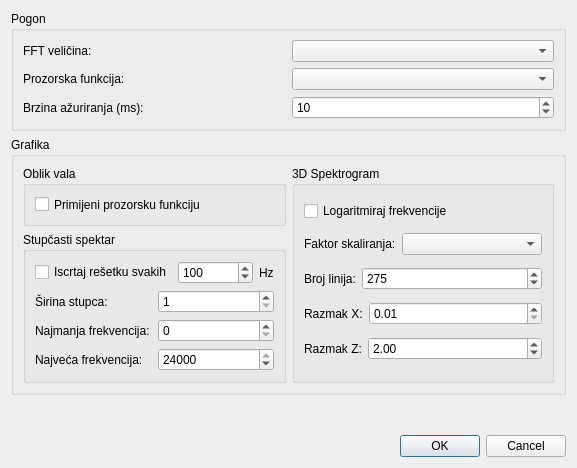
First picture: the form in Software/audio-visualizer/settingsdialog.ui, repository mkovac700/diplomski-rad, before the edit.
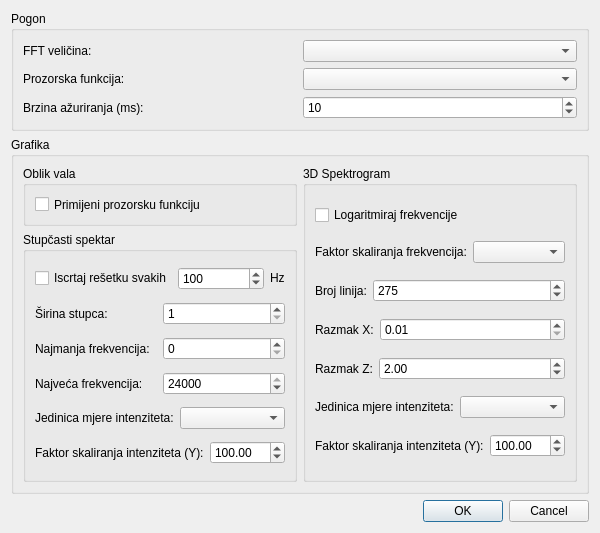
Second picture: the form after the edit.

```diff
--- a/Software/audio-visualizer/settingsdialog.ui
+++ b/Software/audio-visualizer/settingsdialog.ui
@@ -6,20 +6,20 @@
    <rect>
     <x>0</x>
     <y>0</y>
-    <width>577</width>
-    <height>468</height>
+    <width>600</width>
+    <height>533</height>
    </rect>
   </property>
   <property name="minimumSize">
    <size>
-    <width>577</width>
-    <height>468</height>
+    <width>600</width>
+    <height>533</height>
    </size>
   </property>
   <property name="maximumSize">
    <size>
-    <width>577</width>
-    <height>468</height>
+    <width>600</width>
+    <height>533</height>
    </size>
   </property>
   <property name="windowTitle">
@@ -28,6 +28,12 @@
   <layout class="QVBoxLayout" name="verticalLayout_4">
    <item>
     <widget class="QGroupBox" name="groupBox">
+     <property name="sizePolicy">
+      <sizepolicy hsizetype="Preferred" vsizetype="Fixed">
+       <horstretch>0</horstretch>
+       <verstretch>0</verstretch>
+      </sizepolicy>
+     </property>
      <property name="title">
       <string>Pogon</string>
      </property>
@@ -136,7 +142,7 @@
      <property name="title">
       <string>Grafika</string>
      </property>
-     <layout class="QHBoxLayout" name="horizontalLayout_8">
+     <layout class="QHBoxLayout" name="horizontalLayout_9">
       <item>
        <layout class="QVBoxLayout" name="verticalLayout_3">
         <item>
@@ -156,7 +162,7 @@
           <property name="title">
            <string>Oblik vala</string>
           </property>
-          <layout class="QHBoxLayout" name="horizontalLayout_9">
+          <layout class="QVBoxLayout" name="verticalLayout_6">
            <item>
             <widget class="QCheckBox" name="checkBox_applyWindow">
              <property name="text">
@@ -175,8 +181,17 @@
           <layout class="QVBoxLayout" name="verticalLayout_5">
            <item>
             <layout class="QHBoxLayout" name="horizontalLayout_13">
+             <property name="sizeConstraint">
+              <enum>QLayout::SizeConstraint::SetDefaultConstraint</enum>
+             </property>
              <item>
               <widget class="QCheckBox" name="checkBox_drawGrid">
+               <property name="sizePolicy">
+                <sizepolicy hsizetype="Minimum" vsizetype="Fixed">
+                 <horstretch>0</horstretch>
+                 <verstretch>0</verstretch>
+                </sizepolicy>
+               </property>
                <property name="text">
                 <string>Iscrtaj rešetku svakih</string>
                </property>
@@ -207,7 +222,7 @@
              <item>
               <widget class="QLabel" name="label_11">
                <property name="sizePolicy">
-                <sizepolicy hsizetype="Fixed" vsizetype="Preferred">
+                <sizepolicy hsizetype="Fixed" vsizetype="Fixed">
                  <horstretch>0</horstretch>
                  <verstretch>0</verstretch>
                 </sizepolicy>
@@ -285,6 +300,47 @@
              </item>
             </layout>
            </item>
+           <item>
+            <layout class="QHBoxLayout" name="horizontalLayout_8">
+             <item>
+              <widget class="QLabel" name="label_12">
+               <property name="text">
+                <string>Jedinica mjere intenziteta:</string>
+               </property>
+              </widget>
+             </item>
+             <item>
+              <widget class="QComboBox" name="comboBox_BarPowerUnitMeasure"/>
+             </item>
+            </layout>
+           </item>
+           <item>
+            <layout class="QHBoxLayout" name="horizontalLayout_14">
+             <item>
+              <widget class="QLabel" name="label_13">
+               <property name="text">
+                <string>Faktor skaliranja intenziteta (Y):</string>
+               </property>
+              </widget>
+             </item>
+             <item>
+              <widget class="QDoubleSpinBox" name="doubleSpinBox_BarYScaleFactor">
+               <property name="minimum">
+                <double>0.100000000000000</double>
+               </property>
+               <property name="maximum">
+                <double>1000.000000000000000</double>
+               </property>
+               <property name="singleStep">
+                <double>0.100000000000000</double>
+               </property>
+               <property name="value">
+                <double>100.000000000000000</double>
+               </property>
+              </widget>
+             </item>
+            </layout>
+           </item>
           </layout>
          </widget>
         </item>
@@ -308,7 +364,7 @@
            <item>
             <widget class="QLabel" name="label_4">
              <property name="text">
-              <string>Faktor skaliranja:</string>
+              <string>Faktor skaliranja frekvencija:</string>
              </property>
             </widget>
            </item>
@@ -420,19 +476,53 @@
            </item>
           </layout>
          </item>
+         <item>
+          <layout class="QHBoxLayout" name="horizontalLayout_15">
+           <item>
+            <widget class="QLabel" name="label_14">
+             <property name="text">
+              <string>Jedinica mjere intenziteta:</string>
+             </property>
+            </widget>
+           </item>
+           <item>
+            <widget class="QComboBox" name="comboBox_SpectrogramPowerUnitMeasure"/>
+           </item>
+          </layout>
+         </item>
+         <item>
+          <layout class="QHBoxLayout" name="horizontalLayout_16">
+           <item>
+            <widget class="QLabel" name="label_15">
+             <property name="text">
+              <string>Faktor skaliranja intenziteta (Y):</string>
+             </property>
+            </widget>
+           </item>
+           <item>
+            <widget class="QDoubleSpinBox" name="doubleSpinBox_SpectrogramYScaleFactor">
+             <property name="minimum">
+              <double>0.100000000000000</double>
+             </property>
+             <property name="maximum">
+              <double>1000.000000000000000</double>
+             </property>
+             <property name="singleStep">
+              <double>0.100000000000000</double>
+             </property>
+             <property name="value">
+              <double>100.000000000000000</double>
+             </property>
+            </widget>
+           </item>
+          </layout>
+         </item>
         </layout>
        </widget>
       </item>
      </layout>
     </widget>
    </item>
-   <item>
-    <widget class="QLabel" name="label_WarningMessage">
-     <property name="text">
-      <string/>
-     </property>
-    </widget>
-   </item>
    <item>
     <widget class="QDialogButtonBox" name="buttonBox">
      <property name="orientation">
```
